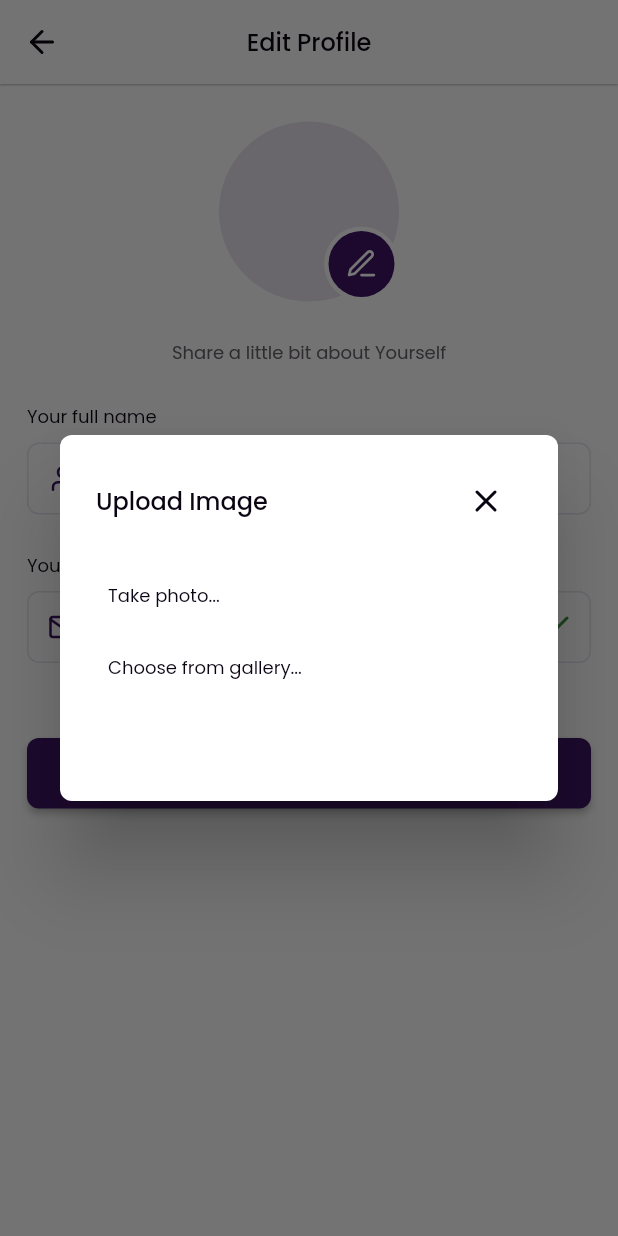
After one commit to dickyrey/interpretasi, a Flutter app: the ProfileFormPage screen opened directly, after a tap on an icon or button, on a phone screen of 412 x 824 dp. The commit adds this screen. Run offline on Flutter 3.47's test engine with Material 2 defaults, Android fonts, the phone set to English and light mode, and no system bars; our stand-ins replace cached_network_image, dartz, dots_indicator, equatable, flutter_bloc, flutter_feather_icons and 14 more; accounts and stored records are empty; generated files the repository leaves out were written again; network calls fail; project files that could hold a hidden picture were left out.

Commit message:
Profile Update

```diff
--- a/lib/l10n/app_en.arb
+++ b/lib/l10n/app_en.arb
@@ -1,6 +1,7 @@
 {
   "about_interpretasi": "About Interpretasi",
   "about_us": "About Us",
+  "alexander": "Alexander",
   "already_have_an_account": "Already have an Account?",
   "applies_to_you": "applies to you",
   "are_you_sure_want_to_sign_out": "Are you sure want to Sign Out?",
@@ -9,6 +10,7 @@
   "cannot_be_empty": "Cannot be empty",
   "captize_gmail_com": "captize@gmail.com",
   "choose_a_password": "Choose a password",
+  "choose_from_library": "Choose from gallery",
   "close": "Close",
   "confirm_password": "Confirm password",
   "contact_us": "Contact Us",
@@ -19,6 +21,7 @@
   "create_a_new_password_so_your_account_will_be_more_secure": "Create a new password so your account will be more secure",
   "create_an_account": "Create an Account",
   "dont_have_an_account_yet": "Don't have an Account yet?",
+  "edit_profile": "Edit Profile",
   "email_address": "Email Address",
   "email_verification": "Email Verification",
   "enter_your_email_address": "Enter your email address",
@@ -49,25 +52,33 @@
   "please_check_and_click_verify_now_on_the_email": "please check and click verify now on the email.",
   "please_wait": "Please wait...",
   "privacy_policy": "Privacy Policy",
+  "profile_updated": "Profile Updated!",
   "read_history": "Read History",
   "register": "Register",
   "register_now": "Register Now",
   "resend_in": "Resend in",
   "resend_the_verification_link": "Resend the Verification Link",
   "save": "Save",
+  "save_changes": "Save Changes",
+  "saving": "Saving",
   "settings_and_privacy": "Settings and Privacy",
+  "share_a_little_bit_about_yourself": "Share a little bit about Yourself",
   "sign_in_with_google": "Sign in with Google",
   "sign_out": "Sign Out",
   "sign_up_with_google": "Sign up with Google",
   "signing": "Signing",
   "skip": "Skip",
   "something_went_wrong": "Something Went Wrong",
+  "take_photo": "Take photo",
   "terms_and_condition": "Terms and Condition",
   "terms_and_privacy_policy": "Terms and Privacy Policy",
   "text_too_short": "Text too short",
   "trending": "Trending",
+  "upload_image": "Upload Image",
+  "upload_profile_photo": "Upload Profile Photo",
   "we_encountered_an_error_while_trying_to_connect_to_our_server_please_try_after_some_again": "We encountered an error while trying to connect to our server. Please try after some again.",
   "we_have_sent_an_email_to": "We have sent an email to",
   "you_are_already_registered_check_your_email_for_verification": "You are already registered check your email for verification",
-  "your_email_address": "Your email address"
+  "your_email_address": "Your email address",
+  "your_full_name": "Your full name"
 }
--- a/lib/src/presentation/bloc/user/user_form/user_form_bloc.dart
+++ b/lib/src/presentation/bloc/user/user_form/user_form_bloc.dart
@@ -28,6 +28,7 @@ class UserFormBloc extends Bloc<UserFormEvent, UserFormState> {
               isSubmitting: false,
               isShowErrorMessages: false,
               name: event.user.name,
+              email: event.user.email,
               imageUrl: event.user.photo,
               imageFile: null,
             ),
--- a/lib/src/presentation/bloc/user/user_form/user_form_state.dart
+++ b/lib/src/presentation/bloc/user/user_form/user_form_state.dart
@@ -6,6 +6,7 @@ class UserFormState with _$UserFormState {
     required RequestState state,
     required String message,
     required String name,
+    required String email,
     required String imageUrl,
     required File? imageFile,
     required bool isSubmitting,
@@ -16,6 +17,7 @@ class UserFormState with _$UserFormState {
         state: RequestState.empty,
         message: '',
         name: '',
+        email: '',
         imageUrl: Const.photo,
         imageFile: null,
         isSubmitting: false,
--- /dev/null
+++ b/lib/src/presentation/pages/profile_form_page.dart
@@ -0,0 +1,276 @@
+import 'package:cached_network_image/cached_network_image.dart';
+import 'package:flutter/material.dart';
+import 'package:flutter_bloc/flutter_bloc.dart';
+import 'package:flutter_feather_icons/flutter_feather_icons.dart';
+import 'package:flutter_gen/gen_l10n/app_localizations.dart';
+import 'package:image_picker/image_picker.dart';
+import 'package:interpretasi/src/common/colors.dart';
+import 'package:interpretasi/src/common/const.dart';
+import 'package:interpretasi/src/common/enums.dart';
+import 'package:interpretasi/src/domain/entities/user.dart';
+import 'package:interpretasi/src/presentation/bloc/user/user_form/user_form_bloc.dart';
+import 'package:interpretasi/src/presentation/bloc/user/user_watcher/user_watcher_bloc.dart';
+import 'package:interpretasi/src/presentation/widgets/elevated_button_widget.dart';
+import 'package:interpretasi/src/presentation/widgets/text_form_field_widget.dart';
+import 'package:interpretasi/src/utilities/snackbar.dart';
+import 'package:interpretasi/src/utilities/toast.dart';
+
+class ProfileFormPage extends StatefulWidget {
+  const ProfileFormPage({super.key});
+
+  @override
+  State<ProfileFormPage> createState() => _ProfileFormPageState();
+}
+
+class _ProfileFormPageState extends State<ProfileFormPage> {
+  late TextEditingController _nameController = TextEditingController();
+  late TextEditingController _emailController = TextEditingController();
+
+  @override
+  void initState() {
+    super.initState();
+
+    final state = context.read<UserFormBloc>().state;
+    _nameController = TextEditingController(text: state.name);
+    _emailController = TextEditingController(text: state.email);
+  }
+
+  @override
+  Widget build(BuildContext context) {
+    final theme = Theme.of(context);
+    final lang = AppLocalizations.of(context)!;
+
+    return Scaffold(
+      appBar: _appBar(context),
+      body: BlocConsumer<UserFormBloc, UserFormState>(
+        listener: (context, state) {
+          if (state.message == ExceptionMessage.internetNotConnected) {
+            final snack = showSnackbar(
+              context,
+              type: SnackbarType.error,
+              labelText: lang.something_went_wrong,
+              labelButton: lang.close,
+              onTap: () {},
+            );
+            ScaffoldMessenger.of(context).showSnackBar(snack);
+          } else if (state.state == RequestState.loaded) {
+            context
+                .read<UserWatcherBloc>()
+                .add(const UserWatcherEvent.fetchUser());
+            showToast(msg: lang.profile_updated);
+            Navigator.pop(context);
+          }
+        },
+        builder: (context, state) {
+          return SingleChildScrollView(
+            child: Column(
+              children: [
+                const SizedBox(height: Const.space25),
+                SizedBox(
+                  width: 120,
+                  height: 120,
+                  child: Stack(
+                    children: [
+                      Positioned.fill(
+                        child: (state.imageFile == null)
+                            ? CircleAvatar(
+                                radius: 60,
+                                backgroundColor: theme.disabledColor,
+                                backgroundImage: CachedNetworkImageProvider(
+                                  state.imageUrl,
+                                ),
+                              )
+                            : CircleAvatar(
+                                radius: 60,
+                                backgroundColor: theme.disabledColor,
+                                backgroundImage: FileImage(state.imageFile!),
+                              ),
+                      ),
+                      Positioned(
+                        bottom: 0,
+                        right: 0,
+                        child: CircleAvatar(
+                          backgroundColor: theme.colorScheme.background,
+                          radius: 25,
+                          child: InkWell(
+                            onTap: () {
+                              _openUploadImageDialog(context);
+                            },
+                            child: CircleAvatar(
+                              radius: 22,
+                              backgroundColor: theme.primaryColor,
+                              child: const Icon(
+                                FeatherIcons.edit3,
+                                color: Colors.white,
+                                size: 22,
+                              ),
+                            ),
+                          ),
+                        ),
+                      )
+                    ],
+                  ),
+                ),
+                const SizedBox(height: Const.space25),
+                Text(
+                  lang.share_a_little_bit_about_yourself,
+                  style: theme.textTheme.bodyMedium,
+                  textAlign: TextAlign.center,
+                ),
+                const SizedBox(height: Const.space25),
+                Padding(
+                  padding: const EdgeInsets.symmetric(horizontal: Const.margin),
+                  child: Column(
+                    crossAxisAlignment: CrossAxisAlignment.start,
+                    children: [
+                      Text(
+                        lang.your_full_name,
+                        style: theme.textTheme.titleMedium,
+                      ),
+                      const SizedBox(height: Const.space8),
+                      TextFormFieldWidget(
+                        controller: _nameController,
+                        hintText: state.email,
+                        prefixIcon: Icon(
+                          FeatherIcons.user,
+                          color: theme.primaryColor,
+                          size: 20,
+                        ),
+                        onChanged: (value) {
+                          context
+                              .read<UserFormBloc>()
+                              .add(UserFormEvent.nameOnChanged(value));
+                        },
+                      ),
+                      const SizedBox(height: Const.space25),
+                      Text(
+                        lang.your_email_address,
+                        style: theme.textTheme.titleMedium,
+                      ),
+                      const SizedBox(height: Const.space8),
+                      TextFormFieldWidget(
+                        enabled: false,
+                        controller: _emailController,
+                        hintText: state.email,
+                        prefixIcon: Icon(
+                          FeatherIcons.mail,
+                          color: theme.primaryColor,
+                          size: 20,
+                        ),
+                        suffixIcon: const Icon(
+                          FeatherIcons.check,
+                          color: ColorLight.success,
+                        ),
+                      ),
+                      const SizedBox(height: Const.space50),
+                      ElevatedButtonWidget(
+                        onTap: () {
+                          context
+                              .read<UserFormBloc>()
+                              .add(const UserFormEvent.saveChanges());
+                        },
+                        label: lang.save_changes,
+                        labelLoading: lang.saving,
+                        isLoading: (state.isSubmitting) ? true : false,
+                      ),
+                      const SizedBox(height: Const.space25),
+                    ],
+                  ),
+                )
+              ],
+            ),
+          );
+        },
+      ),
+    );
+  }
+
+  Future<dynamic> _openUploadImageDialog(BuildContext context) {
+    final theme = Theme.of(context);
+    final lang = AppLocalizations.of(context)!;
+
+    return showDialog<dynamic>(
+      context: context,
+      builder: (context) {
+        return AlertDialog(
+          shape: RoundedRectangleBorder(
+            borderRadius: BorderRadius.circular(Const.radius),
+          ),
+          content: Container(
+            width: 300,
+            height: 200,
+            alignment: Alignment.center,
+            child: Column(
+              crossAxisAlignment: CrossAxisAlignment.start,
+              children: [
+                Row(
+                  mainAxisAlignment: MainAxisAlignment.spaceBetween,
+                  children: [
+                    Text(
+                      lang.upload_image,
+                      style: theme.textTheme.headlineSmall,
+                    ),
+                    IconButton(
+                      onPressed: () => Navigator.pop(context),
+                      icon: const Icon(FeatherIcons.x),
+                    ),
+                  ],
+                ),
+                const SizedBox(height: Const.space15),
+                TextButton(
+                  onPressed: () {
+                    Navigator.pop(context);
+                    context.read<UserFormBloc>().add(
+                          const UserFormEvent.pickImage(
+                            ImageSource.camera,
+                          ),
+                        );
+                  },
+                  child: Text(
+                    '${lang.take_photo}...',
+                    style: theme.textTheme.titleMedium,
+                  ),
+                ),
+                TextButton(
+                  onPressed: () {
+                    Navigator.pop(context);
+                    context.read<UserFormBloc>().add(
+                          const UserFormEvent.pickImage(
+                            ImageSource.gallery,
+                          ),
+                        );
+                  },
+                  child: Text(
+                    '${lang.choose_from_library}...',
+                    style: theme.textTheme.titleMedium,
+                  ),
+                ),
+              ],
+            ),
+          ),
+        );
+      },
+    );
+  }
+
+  AppBar _appBar(BuildContext context) {
+    final theme = Theme.of(context);
+    final lang = AppLocalizations.of(context)!;
+
+    return AppBar(
+      backgroundColor: theme.colorScheme.background,
+      elevation: .5,
+      leading: IconButton(
+        onPressed: () => Navigator.pop(context),
+        icon: Icon(
+          FeatherIcons.arrowLeft,
+          color: theme.iconTheme.color,
+        ),
+      ),
+      title: Text(
+        lang.edit_profile,
+        style: theme.textTheme.headlineSmall,
+      ),
+    );
+  }
+}
--- a/lib/src/presentation/widgets/dialog_widget.dart
+++ b/lib/src/presentation/widgets/dialog_widget.dart
@@ -57,7 +57,6 @@ Future<dynamic> showConfirmationDialog(
                         onTap: onPrimaryButtonTap,
                         label: primaryButtonLabel,
                         color: theme.primaryColor,
-                        textColor: Colors.white,
                       ),
                     ),
                   ],
--- a/lib/src/presentation/widgets/elevated_button_widget.dart
+++ b/lib/src/presentation/widgets/elevated_button_widget.dart
@@ -8,7 +8,6 @@ class ElevatedButtonWidget extends StatelessWidget {
     this.label,
     this.labelLoading,
     this.color,
-    this.textColor,
     this.child,
     required this.onTap,
     this.isLoading = false,
@@ -23,7 +22,6 @@ class ElevatedButtonWidget extends StatelessWidget {
   final String? label;
   final String? labelLoading;
   final Color? color;
-  final Color? textColor;
   final void Function()? onTap;
   final bool isLoading;
   final double width;
@@ -69,7 +67,7 @@ class ElevatedButtonWidget extends StatelessWidget {
                     label ?? '',
                     style: theme.textTheme.labelLarge?.copyWith(
                       fontSize: labelSize,
-                      color: textColor,
+                      color: Colors.white,
                     ),
                   ),
       ),
--- a/pubspec.yaml
+++ b/pubspec.yaml
@@ -33,7 +33,6 @@ dependencies:
   image_picker: ^0.8.6+1
   lottie: ^2.2.0
   octo_image: ^1.0.2
-  persistent_bottom_nav_bar_v2: ^4.2.6
   shared_preferences: ^2.0.17
   shimmer: ^2.0.0
   timer_count_down: ^2.2.2
```
Also changed, not shown: lib/src/presentation/pages/profile_page.dart (+15 -0 lines), lib/src/presentation/widgets/bottom_nav_bar_widget.dart (+51 -53 lines), lib/src/utilities/route_generator.dart (+13 -9 lines), lib/src/presentation/bloc/user/user_form/user_form_bloc.freezed.dart, pubspec.lock.
